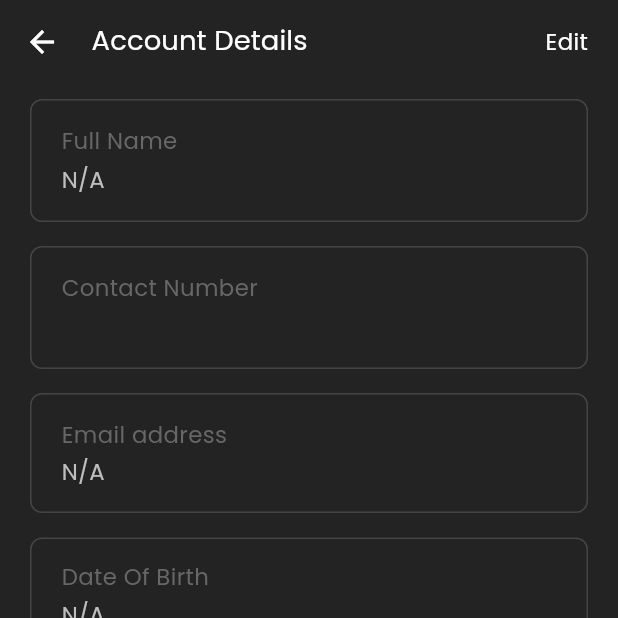
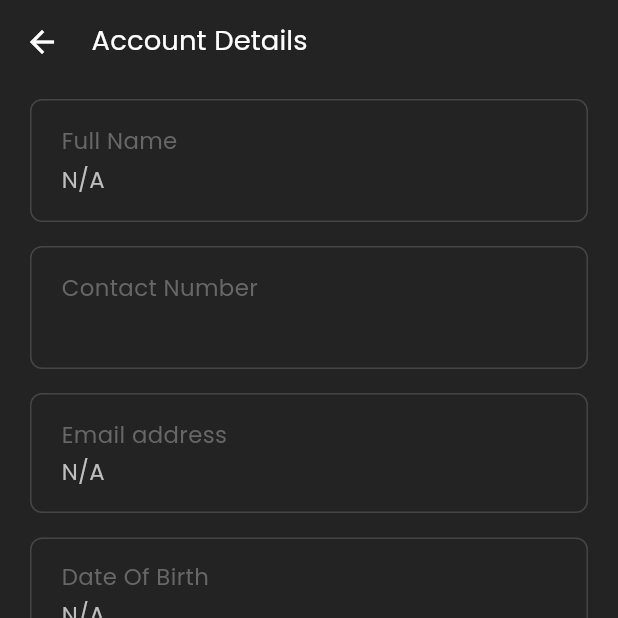
Before and after one commit to vinod7589/Zyro_gift, a Flutter app: the AccountDetailsPage screen opened directly, on a phone screen of 412 x 824 dp, the top half of it. Run offline on Flutter 3.47's test engine with Material 2 defaults, Android fonts, the phone set to English and light mode, and no system bars; our stand-ins replace cached_network_image, connectivity_plus, dio, flutter_riverpod, flutter_screenutil, flutter_spinkit and 5 more; missing offline and left inert: encrypt, in_app_update; accounts and stored records are empty; network calls fail.

Commit message:
chnages 02/03/2024

```diff
--- a/lib/src/view/mobile_view/home_page/home_items_page/pofile/account_details_page.dart
+++ b/lib/src/view/mobile_view/home_page/home_items_page/pofile/account_details_page.dart
@@ -87,25 +87,25 @@ class _AccountDetailsPageState extends State<AccountDetailsPage> {
         backgroundColor: const Color.fromRGBO(35, 35, 35, 1),
         appBar: AppBar(
           actions: [
-            InkWell(
-              highlightColor: Colors.transparent,
-              splashColor: Colors.transparent,
-              onTap: () {
-                // Navigator.push(
-                //     context,
-                //     PageTransition(
-                //         child: ProfileEditPage(),
-                //         type: PageTransitionType.theme));
-              },
-              child: Padding(
-                padding: const EdgeInsets.only(
-                    right: 20, left: 20, top: 5, bottom: 5),
-                child: Text(
-                  'Edit',
-                  style: TextStyle(color: Colors.white, fontSize: 15.sp),
-                ),
-              ),
-            )
+            // InkWell(
+            //   highlightColor: Colors.transparent,
+            //   splashColor: Colors.transparent,
+            //   onTap: () {
+            //     // Navigator.push(
+            //     //     context,
+            //     //     PageTransition(
+            //     //         child: ProfileEditPage(),
+            //     //         type: PageTransitionType.theme));
+            //   },
+            //   child: Padding(
+            //     padding: const EdgeInsets.only(
+            //         right: 20, left: 20, top: 5, bottom: 5),
+            //     child: Text(
+            //       'Edit',
+            //       style: TextStyle(color: Colors.white, fontSize: 15.sp),
+            //     ),
+            //   ),
+            // )
           ],
           titleSpacing: 5,
           leading: IconButton(
```
